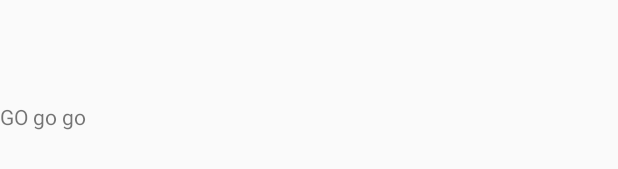
After one commit to commandantmarcos/recettes, an Android app: the layout print_recipe.xml on its own in the app's theme, with its tools: preview values and no code run, on a phone screen of 412 x 824 dp. The commit adds this screen. Shown: the part 198-367 px from the top of the screen. Run offline under Robolectric (Android 15) with nearby library versions, the phone set to English and light mode, and no system bars.

Commit message:
Ajout de la possibilité lors d'un clique sur une recette d'accéder à la recette. Ajout dans le manifeste de l'activité PrintRecipe

```diff
--- a/app/src/main/AndroidManifest.xml
+++ b/app/src/main/AndroidManifest.xml
@@ -16,6 +16,7 @@
                 <category android:name="android.intent.category.LAUNCHER" />
             </intent-filter>
         </activity>
+        <activity android:name=".Activities.PrintRecipe"></activity>
     </application>
 
 </manifest>
--- /dev/null
+++ b/app/src/main/res/layout/print_recipe.xml
@@ -0,0 +1,18 @@
+<?xml version="1.0" encoding="utf-8"?>
+<LinearLayout
+    xmlns:android="http://schemas.android.com/apk/res/android" android:layout_width="match_parent"
+    android:layout_height="match_parent"
+    android:orientation="vertical">
+
+    <ImageView android:id="@+id/pic"
+        android:layout_width="match_parent"
+        android:layout_height="200dp"
+        android:scaleType="centerCrop"/>
+
+    <TextView android:id="@+id/recipe_name"
+        android:layout_width="match_parent"
+        android:layout_height="wrap_content"
+        android:text="GO go go"/>
+
+
+</LinearLayout>
```
Also changed, not shown: app/src/main/java/com/ldnr/recettes/Activities/MainActivity.java (+34 -4 lines), app/src/main/java/com/ldnr/recettes/Activities/PrintRecipe.java (added, +37 -0 lines), app/src/main/java/com/ldnr/recettes/Views/ItemClickSupport.java (added, +98 -0 lines).
